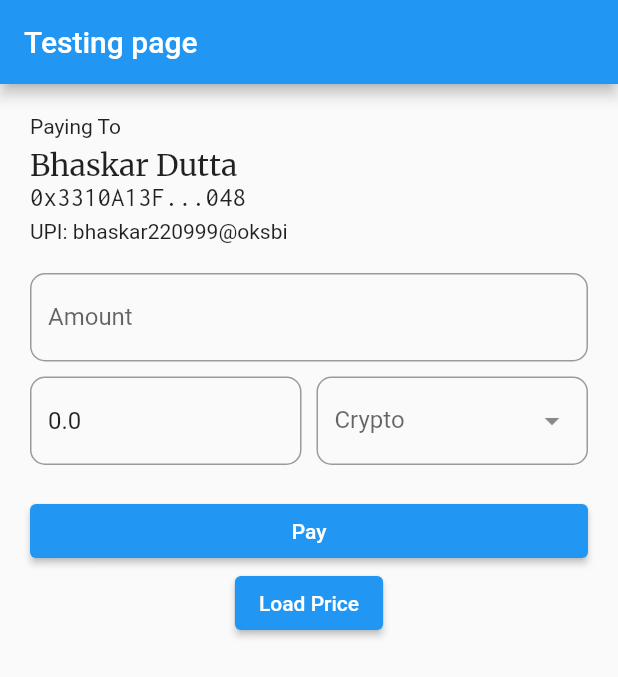
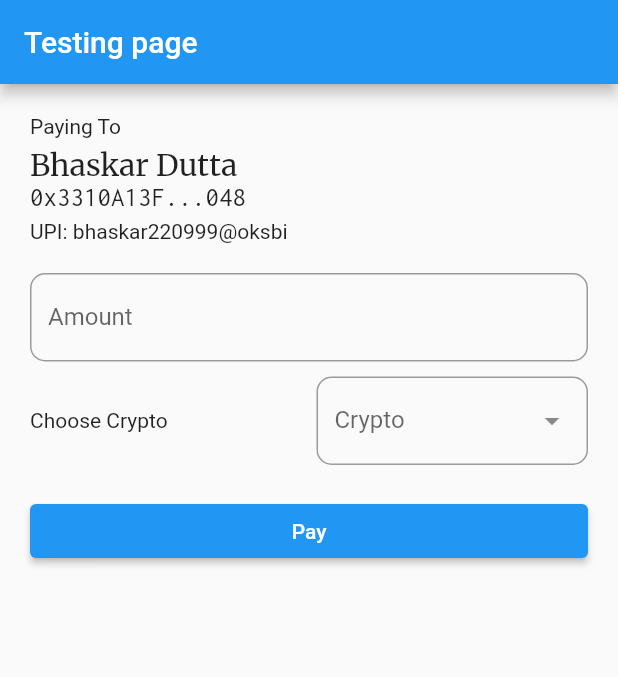
Before and after one commit to BhaskarDutta2209/FlutterAppWithMetamask, a Flutter app: the screen it shows after launch, on a phone screen of 412 x 824 dp. Shown: the top 677 px of the screen. Run offline on Flutter 3.47's test engine with Material 2 defaults, Android fonts, the phone set to English and light mode, and no system bars; drawn by our look-alikes of dropdown_search; our stand-ins replace flutter_dotenv, google_fonts, qr_flutter, slider_button; missing offline and left inert: qr_code_scanner, walletconnect_dart, web3dart.

Commit message:
loading price

```diff
--- a/lib/pages/confirmpayment_page.dart
+++ b/lib/pages/confirmpayment_page.dart
@@ -26,18 +26,18 @@ class _ConfirmPaymentPageState extends State<ConfirmPaymentPage> {
   final _formKey = GlobalKey<FormState>();
 
   double fiatAmount = 0;
+  String crypto = "";
   double cryptoAmount = 0;
-  String crypto = "";
+  bool cryptoPriceSet = false;
   double exchangeRate = 0;
+  double inrToUSD = 0;
 
   final List<String> _items = [
     'MATIC',
-    'UNI',
-    'BAT',
-    '1INCH',
-    'CAKE',
+    'DAI',
+    'LINK',
     'USDC',
-    'USDT'
+    'USDT',
   ];
 
   loadPrice(BuildContext context, String token) async {
@@ -53,13 +53,15 @@ class _ConfirmPaymentPageState extends State<ConfirmPaymentPage> {
     // Calculate Crypto to INR
 
     double usdPrice = await loadPrice(context, crypto);
-    double inrToUSD = await fetchPrice('INR');
-    print("INR to USD => " + inrToUSD.toString());
+    if (inrToUSD == 0) {
+      inrToUSD = await fetchPrice('INR');
+    }
+
     double _exchangeRate = usdPrice * inrToUSD;
-    print("Exchange Rate");
-    print(exchangeRate);
     setState(() {
       exchangeRate = _exchangeRate;
+      cryptoAmount = fiatAmount / exchangeRate;
+      cryptoPriceSet = true;
     });
   }
 
@@ -121,6 +123,7 @@ class _ConfirmPaymentPageState extends State<ConfirmPaymentPage> {
                               });
                             } else {
                               setState(() {
+                                print("SetState is called");
                                 fiatAmount = 0;
                                 cryptoAmount = 0;
                               });
@@ -131,16 +134,22 @@ class _ConfirmPaymentPageState extends State<ConfirmPaymentPage> {
                       ),
                       Row(
                         children: [
-                          Expanded(
+                          (cryptoPriceSet)
+                              ? Expanded(
                                   child: TextFormField(
                                   controller: TextEditingController(
                                       text: cryptoAmount.toString()),
-                            // initialValue: cryptoAmount.toString(),
+                                  enabled: cryptoAmount != 0,
                                   keyboardType: TextInputType.number,
                                   decoration: InputDecoration(
                                       border: OutlineInputBorder(
-                                    borderRadius: BorderRadius.circular(10))),
-                          )),
+                                          borderRadius:
+                                              BorderRadius.circular(10))),
+                                ))
+                              : (crypto.isNotEmpty)
+                                  ? const Expanded(child: Text("Loading Price"))
+                                  : const Expanded(
+                                      child: Text("Choose Crypto")),
                           const SizedBox(
                             width: 10,
                           ),
@@ -151,12 +160,12 @@ class _ConfirmPaymentPageState extends State<ConfirmPaymentPage> {
                             popupProps: const PopupProps.modalBottomSheet(
                                 showSearchBox: true),
                             onChanged: (value) async {
-                              print("onChanged executed");
+                              setState(() {
+                                crypto = value.toString();
+                                cryptoPriceSet = false;
+                              });
                               await calculateExchangePrice(
                                   context, value.toString());
-                              setState(() {
-                                crypto = value.toString();
-                              });
                             },
 
                             dropdownDecoratorProps: DropDownDecoratorProps(
@@ -182,9 +191,6 @@ class _ConfirmPaymentPageState extends State<ConfirmPaymentPage> {
                                   )))
                         ],
                       ),
-                      ElevatedButton(
-                          onPressed: () => loadPrice(context, 'MATIC'),
-                          child: const Text("Load Price"))
                     ],
                   ))
             ],
--- a/lib/utils/priceFeedFunctions.dart
+++ b/lib/utils/priceFeedFunctions.dart
@@ -46,6 +46,7 @@ Future<double> fetchPrice(String currency) async {
   final res = await http.get(Uri.parse(url));
 
   final jsonPayload = jsonDecode(res.body);
+  print(jsonPayload);
   final rate =
       jsonPayload["Realtime Currency Exchange Rate"]["5. Exchange Rate"];
 
```
Also changed, not shown: lib/utils/constants.dart (+7 -3 lines). Lines whose indentation alone changed are shown as unchanged.
